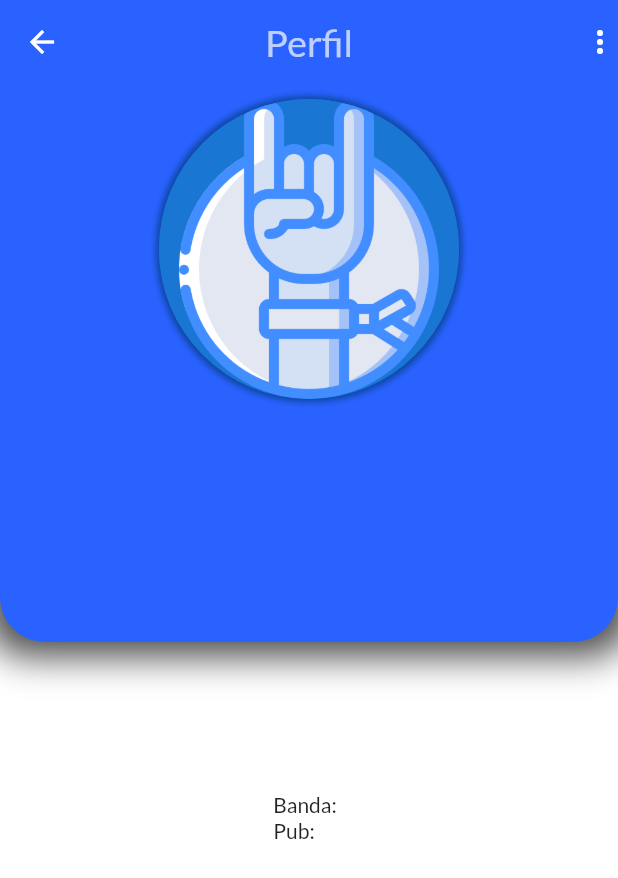
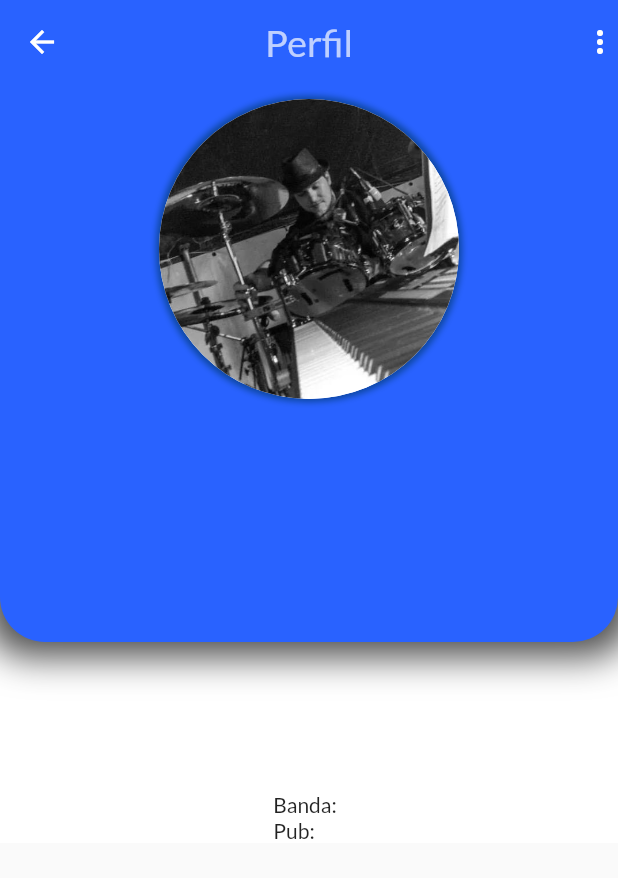
Before and after one commit to Rossitto/lsrtcc_Frontend_Flutter, a Flutter app: the ProfileScreen screen opened by its route, on a phone screen of 412 x 824 dp. Shown: the top 878 px of the screen. Run offline on Flutter 3.47's test engine with Material 2 defaults, Android fonts, the light colour scheme and no system bars; our stand-ins replace animated_text_kit, date_format, get, get_storage, google_fonts, table_calendar; missing offline and left inert: date_time_format, emojis; accounts and stored records are empty; network calls fail.

Commit message:
login_screen and profile_screen updates

```diff
--- a/lib/screens/login_screen.dart
+++ b/lib/screens/login_screen.dart
@@ -33,7 +33,7 @@ class _LoginScreenState extends State<LoginScreen> {
           ScaffoldMessenger.of(context).showSnackBar(
             SnackBar(
               content: Text(msg_login),
-              duration: Duration(seconds: 2),
+              duration: Duration(seconds: 5),
             ),
           );
         },
--- a/lib/screens/profile_screen.dart
+++ b/lib/screens/profile_screen.dart
@@ -101,37 +101,10 @@ class _ProfileScreenState extends State<ProfileScreen>
                   color: Colors.white,
                 ),
               ),
-
-              // PopupMenuButton(
-              //   onSelected: (dynamic index) {
-              //     print('index is $index');
-              //     Navigator.pushNamed(context, WelcomeScreen.id);
-              //   },
-              //   child: Icon(
-              //     Icons.more_vert,
-              //     color: Colors.white,
-              //   ),
-              //   itemBuilder: (context) {
-              //     return List.generate(1, (index) {
-              //       return PopupMenuItem(
-              //         child: Text('Sair'),
-              //       );
-              //     });
-              //   },
-              // ),
-
-              // IconButton(
-              //   icon: Icon(
-              //     Icons.more_vert,
-              //     color: Colors.white,
-              //   ),
-              //   onPressed: () {
-              //     // TODO: menu 3 pontinhos superior direito: 1) alterar foto de perfil. 2) alterar senha. 3) alterar nickname? 4) alterar e-mail? 5) ver minhas bandas?
-              //   },
-              // )
             ],
           ),
-          body: Container(
+          body: SingleChildScrollView(
+            child: Container(
               color: Colors.white,
               child: Column(
                 children: <Widget>[
@@ -176,7 +149,9 @@ class _ProfileScreenState extends State<ProfileScreen>
                             tag: 'logo',
                             child: CircleAvatar(
                               radius: 100,
-                            backgroundImage: AssetImage('images/logo.png'),
+                              backgroundImage: AssetImage(
+                                  'images/profile1.jpg'), // images/logo.png
+                              backgroundColor: Colors.white,
                             ),
                           ),
                           // child: Hero(
@@ -262,6 +237,7 @@ class _ProfileScreenState extends State<ProfileScreen>
                 ],
               ),
             ),
+          ),
           // bottomNavigationBar: Material(
           //   elevation: 30.0,
           //   color: Colors.blueAccent,
```
Lines whose indentation alone changed are shown as unchanged.
